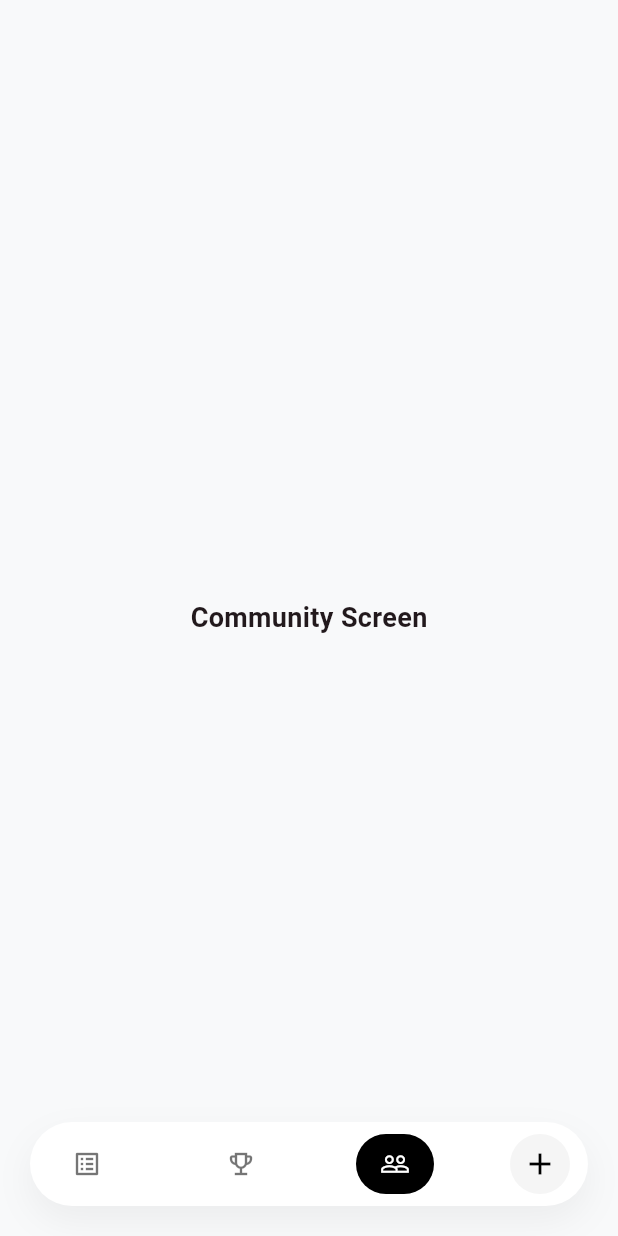
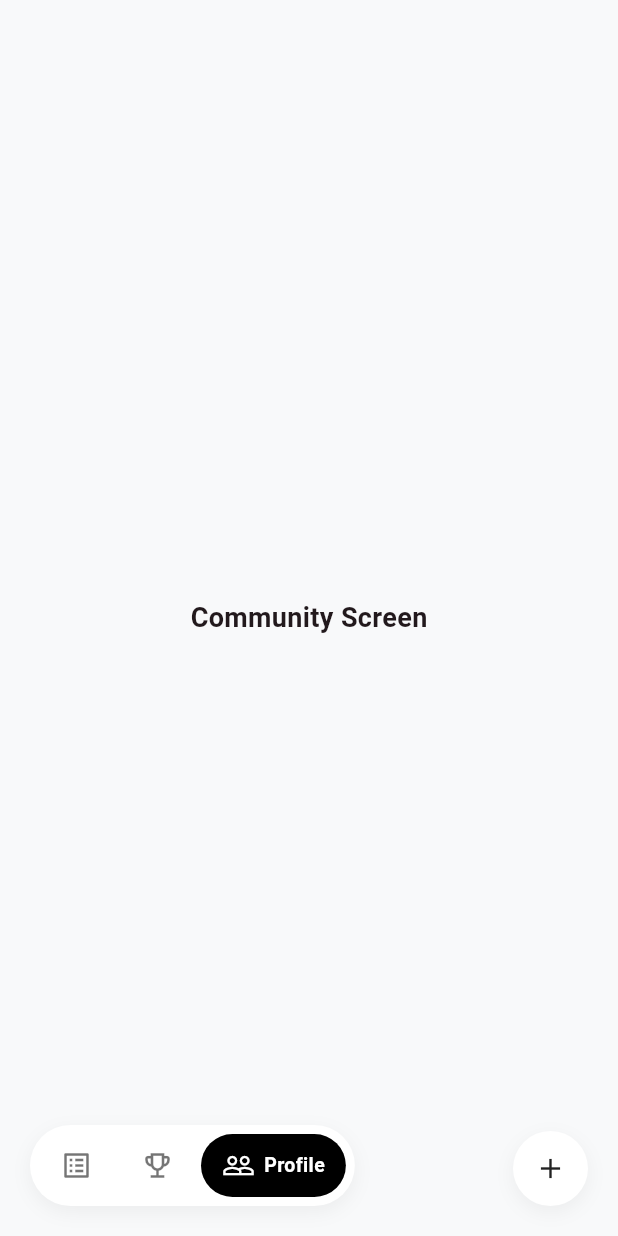
Before and after one commit to SamuelBenedix/mobile-project, a Flutter app: the screen it shows after launch, item 3 of the bottom bar chosen, on a phone screen of 412 x 824 dp. Run offline on Flutter 3.47's test engine with Material 3 defaults, Android fonts, the phone set to English and light mode, and no system bars; network calls fail.

Commit message:
Update custom_bottom_nav.dart

```diff
--- a/quests_app/lib/widgets/custom_bottom_nav.dart
+++ b/quests_app/lib/widgets/custom_bottom_nav.dart
@@ -12,32 +12,67 @@ class CustomBottomNav extends StatelessWidget {
 
   @override
   Widget build(BuildContext context) {
-    return Container(
-      padding: const EdgeInsets.symmetric(horizontal: 12, vertical: 8),
+    return SafeArea(
+      // Tambahkan padding di sini agar menunya mengambang (floating) rapi di atas tepi layar
+      child: Row(
+        mainAxisAlignment: MainAxisAlignment.spaceBetween,
+        crossAxisAlignment: CrossAxisAlignment.end,
+        children: [
+          // 1. Elemen Kiri: Pill Container untuk Menu Navigasi
+          Container(
+            // Padding luar diperkecil agar keseluruhan pil lebih ramping
+            padding: const EdgeInsets.symmetric(horizontal: 6, vertical: 6),
             decoration: BoxDecoration(
               color: Colors.white,
               borderRadius: BorderRadius.circular(40),
               boxShadow: [
                 BoxShadow(
                   color: Colors.black.withOpacity(0.05),
-            blurRadius: 20,
-            offset: const Offset(0, 10),
+                  blurRadius: 10,
+                  offset: const Offset(0, 4),
                 ),
               ],
             ),
             child: Row(
-        mainAxisAlignment: MainAxisAlignment.spaceBetween,
+              mainAxisSize: MainAxisSize.min,
               children: [
                 _buildNavItem(icon: Icons.list_alt, label: 'Quests', index: 0),
-          _buildNavItem(icon: Icons.emoji_events_outlined, index: 1),
-          _buildNavItem(icon: Icons.people_outline, index: 2),
-          CircleAvatar(
-            backgroundColor: Colors.grey.shade100,
-            radius: 20,
+                const SizedBox(width: 4),
+                _buildNavItem(
+                  icon: Icons.emoji_events_outlined,
+                  label: 'Leaderboard',
+                  index: 1,
+                ),
+                const SizedBox(width: 4),
+                _buildNavItem(
+                  icon: Icons.people_outline,
+                  label: 'Profile',
+                  index: 2,
+                ),
+              ],
+            ),
+          ),
+
+          // 2. Elemen Kanan: Floating Action Button (FAB)
+          Container(
+            width: 50, // Sedikit diperkecil menyesuaikan menu pill
+            height: 50,
+            decoration: BoxDecoration(
+              color: Colors.white,
+              shape: BoxShape.circle,
+              boxShadow: [
+                BoxShadow(
+                  color: Colors.black.withOpacity(0.05),
+                  blurRadius: 10,
+                  offset: const Offset(0, 4),
+                ),
+              ],
+            ),
             child: IconButton(
-              icon: const Icon(Icons.add, color: Colors.black),
+              icon: const Icon(Icons.add, color: Colors.black87, size: 22),
               onPressed: () {
-                // Aksi floating action button (+)
+                // TODO: Aksi untuk tombol tambah (+)
+                print("Tombol Tambah Ditekan");
               },
             ),
           ),
@@ -46,9 +81,10 @@ class CustomBottomNav extends StatelessWidget {
     );
   }
 
+  // Fungsi helper
   Widget _buildNavItem({
     required IconData icon,
-    String? label,
+    required String label,
     required int index,
   }) {
     bool isSelected = currentIndex == index;
@@ -56,29 +92,49 @@ class CustomBottomNav extends StatelessWidget {
     return GestureDetector(
       onTap: () => onTap(index),
       child: AnimatedContainer(
-        duration: const Duration(milliseconds: 250),
-        padding: const EdgeInsets.symmetric(horizontal: 16, vertical: 10),
+        duration: const Duration(milliseconds: 450), // Durasi diperlambat
+        curve: Curves
+            .easeOutCubic, // Memberikan efek pergerakan yang mulus di akhir
+        // Padding dalam item diperkecil
+        padding: const EdgeInsets.symmetric(horizontal: 14, vertical: 10),
         decoration: BoxDecoration(
           color: isSelected ? Colors.black : Colors.transparent,
           borderRadius: BorderRadius.circular(30),
         ),
         child: Row(
+          mainAxisSize: MainAxisSize.min,
           children: [
             Icon(
               icon,
               color: isSelected ? Colors.white : Colors.black54,
-              size: 20,
+              size: 22, // Ukuran ikon diperkecil
             ),
-            if (isSelected && label != null) ...[
-              const SizedBox(width: 8),
+            // Menggunakan ClipRect & AnimatedSize agar animasi melebar/menyusutnya teks sangat mulus
+            ClipRect(
+              child: AnimatedSize(
+                duration: const Duration(milliseconds: 450),
+                curve: Curves.easeOutCubic,
+                alignment: Alignment.centerLeft,
+                child: SizedBox(
+                  // Jika tidak dipilih, lebar diset 0. Jika dipilih, biarkan otomatis (null) menyesuaikan teks
+                  width: isSelected ? null : 0,
+                  child: Row(
+                    mainAxisSize: MainAxisSize.min,
+                    children: [
+                      const SizedBox(width: 6), // Jarak teks & ikon
                       Text(
                         label,
                         style: const TextStyle(
                           color: Colors.white,
                           fontWeight: FontWeight.bold,
+                          fontSize: 13, // Ukuran teks sedikit diperkecil
                         ),
                       ),
                     ],
+                  ),
+                ),
+              ),
+            ),
           ],
         ),
       ),
```
Lines whose indentation alone changed are shown as unchanged.
